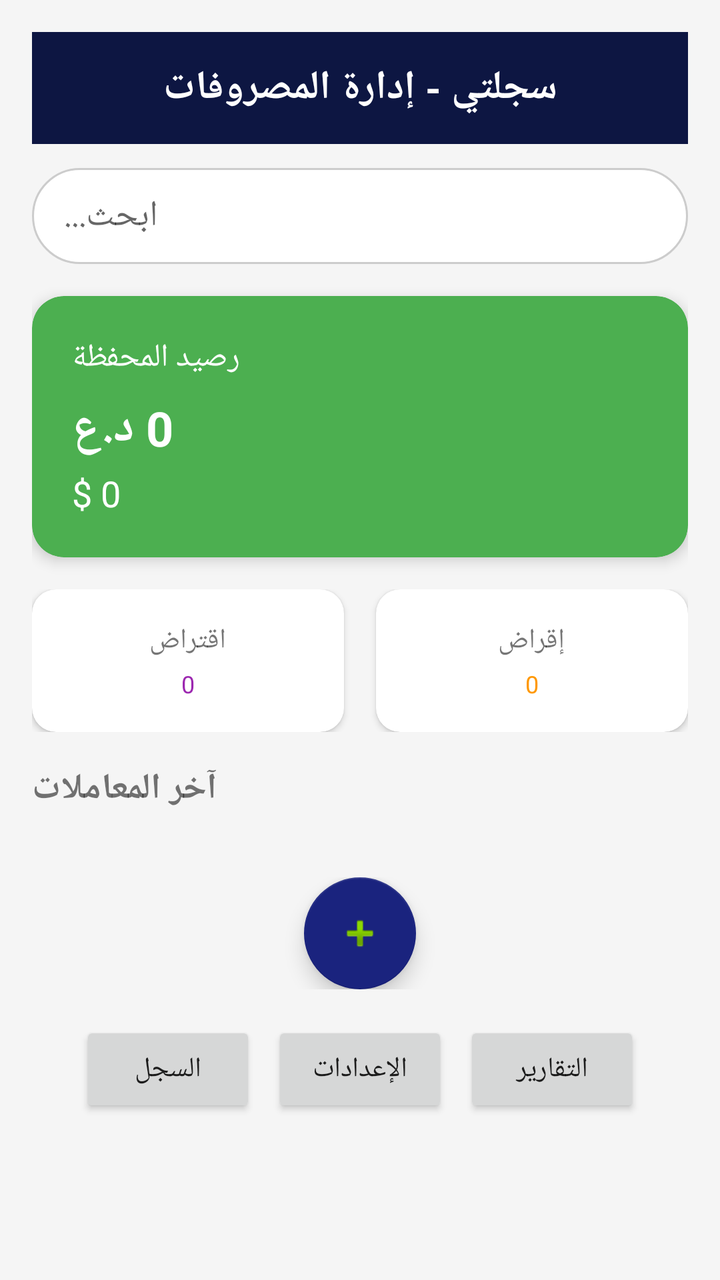
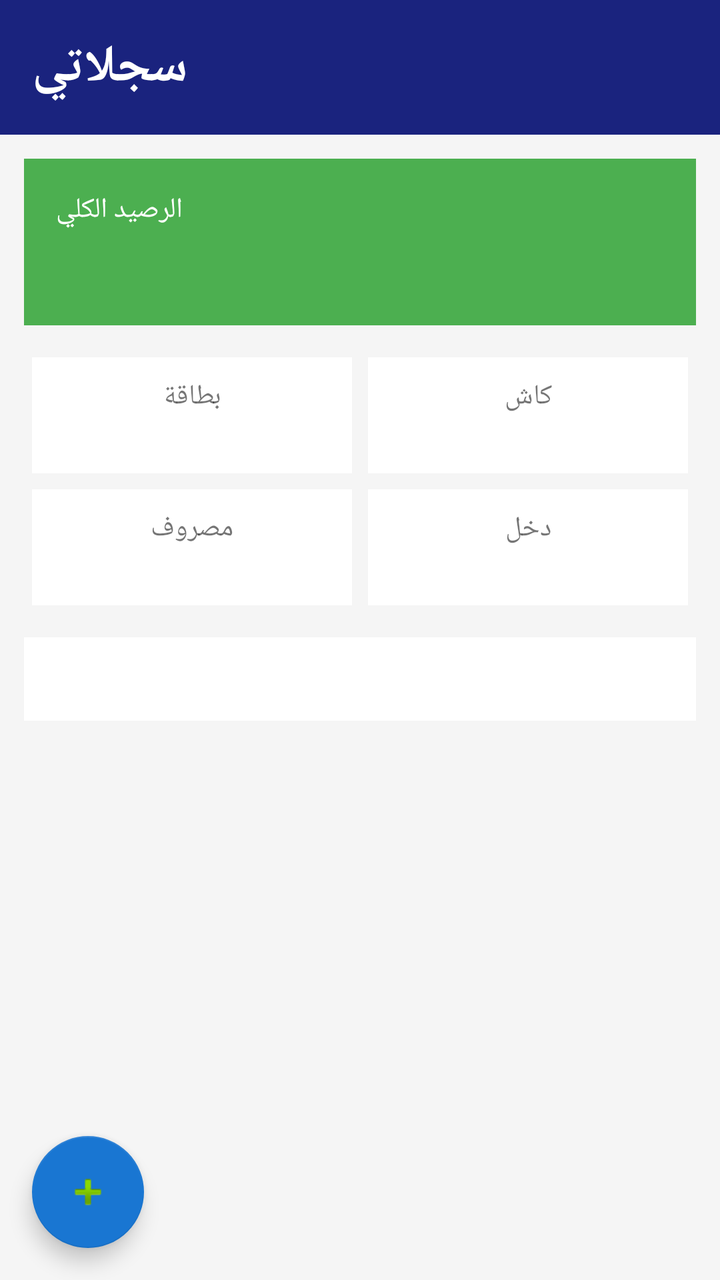

Screens rendered from an Android XML layout before and after an edit, with the pre-edit source and the edit as a unified diff.
<!-- AndroidManifest.xml: application theme Theme.Sijillati -->
<!-- res/layout/activity_main.xml -->
<?xml version="1.0" encoding="utf-8"?>
<ScrollView xmlns:android="http://schemas.android.com/apk/res/android"
    xmlns:app="http://schemas.android.com/apk/res-auto"
    android:layout_width="match_parent"
    android:layout_height="match_parent"
    android:fillViewport="true"
    android:background="@color/background">
    <LinearLayout android:layout_width="match_parent" android:layout_height="wrap_content" android:orientation="vertical" android:padding="16dp">
        <androidx.appcompat.widget.Toolbar android:layout_width="match_parent" android:layout_height="56dp" android:background="@color/primary_dark">
            <TextView android:layout_width="wrap_content" android:layout_height="wrap_content" android:layout_gravity="center" android:text="سجلتي - إدارة المصروفات" android:textColor="@color/white" android:textSize="20sp" android:textStyle="bold" />
        </androidx.appcompat.widget.Toolbar>
        <EditText android:id="@+id/etSearch" android:layout_width="match_parent" android:layout_height="48dp" android:layout_marginTop="12dp" android:background="@drawable/bg_search" android:hint="ابحث..." android:paddingHorizontal="16dp" android:textAlignment="viewEnd" />
        <androidx.cardview.widget.CardView android:layout_width="match_parent" android:layout_height="wrap_content" android:layout_marginTop="16dp" app:cardBackgroundColor="@color/green" app:cardCornerRadius="16dp" app:cardElevation="4dp">
            <LinearLayout android:layout_width="match_parent" android:layout_height="wrap_content" android:orientation="vertical" android:padding="20dp">
                <TextView android:layout_width="wrap_content" android:layout_height="wrap_content" android:layout_gravity="end" android:text="رصيد المحفظة" android:textColor="@color/white" android:textSize="16sp" />
                <TextView android:id="@+id/tvWalletIqd" android:layout_width="wrap_content" android:layout_height="wrap_content" android:layout_gravity="end" android:layout_marginTop="8dp" android:text="0 د.ع" android:textColor="@color/white" android:textSize="24sp" android:textStyle="bold" />
                <TextView android:id="@+id/tvWalletUsd" android:layout_width="wrap_content" android:layout_height="wrap_content" android:layout_gravity="end" android:layout_marginTop="4dp" android:text="0 $" android:textColor="@color/white" android:textSize="18sp" />
            </LinearLayout>
        </androidx.cardview.widget.CardView>
        <LinearLayout android:layout_width="match_parent" android:layout_height="wrap_content" android:layout_marginTop="16dp" android:orientation="horizontal">
            <androidx.cardview.widget.CardView android:layout_width="0dp" android:layout_height="wrap_content" android:layout_marginEnd="8dp" android:layout_weight="1" app:cardCornerRadius="12dp" app:cardElevation="2dp">
                <LinearLayout android:layout_width="match_parent" android:layout_height="wrap_content" android:orientation="vertical" android:padding="16dp">
                    <TextView android:layout_width="wrap_content" android:layout_height="wrap_content" android:layout_gravity="center" android:text="إقراض" android:textSize="14sp" />
                    <TextView android:id="@+id/tvLent" android:layout_width="wrap_content" android:layout_height="wrap_content" android:layout_gravity="center" android:layout_marginTop="4dp" android:text="0" android:textColor="@color/orange" android:textSize="12sp" />
                </LinearLayout>
            </androidx.cardview.widget.CardView>
            <androidx.cardview.widget.CardView android:layout_width="0dp" android:layout_height="wrap_content" android:layout_marginStart="8dp" android:layout_weight="1" app:cardCornerRadius="12dp" app:cardElevation="2dp">
                <LinearLayout android:layout_width="match_parent" android:layout_height="wrap_content" android:orientation="vertical" android:padding="16dp">
                    <TextView android:layout_width="wrap_content" android:layout_height="wrap_content" android:layout_gravity="center" android:text="اقتراض" android:textSize="14sp" />
                    <TextView android:id="@+id/tvBorrowed" android:layout_width="wrap_content" android:layout_height="wrap_content" android:layout_gravity="center" android:layout_marginTop="4dp" android:text="0" android:textColor="@color/purple" android:textSize="12sp" />
                </LinearLayout>
            </androidx.cardview.widget.CardView>
        </LinearLayout>
        <TextView android:layout_width="wrap_content" android:layout_height="wrap_content" android:layout_gravity="end" android:layout_marginTop="16dp" android:text="آخر المعاملات" android:textSize="18sp" android:textStyle="bold" />
        <androidx.recyclerview.widget.RecyclerView android:id="@+id/recyclerTransactions" android:layout_width="match_parent" android:layout_height="wrap_content" android:layout_marginTop="8dp" android:nestedScrollingEnabled="false" />
        <LinearLayout android:layout_width="match_parent" android:layout_height="wrap_content" android:layout_marginTop="24dp" android:gravity="center" android:orientation="horizontal">
            <com.google.android.material.floatingactionbutton.FloatingActionButton android:id="@+id/btnAdd" android:layout_width="wrap_content" android:layout_height="wrap_content" android:src="@android:drawable/ic_input_add" app:backgroundTint="@color/primary" />
        </LinearLayout>
        <LinearLayout android:layout_width="match_parent" android:layout_height="wrap_content" android:layout_marginTop="16dp" android:gravity="center" android:orientation="horizontal">
            <Button android:id="@+id/btnReports" android:layout_width="wrap_content" android:layout_height="wrap_content" android:text="التقارير" />
            <Button android:id="@+id/btnSettings" android:layout_width="wrap_content" android:layout_height="wrap_content" android:layout_marginStart="8dp" android:text="الإعدادات" />
            <Button android:id="@+id/btnLog" android:layout_width="wrap_content" android:layout_height="wrap_content" android:layout_marginStart="8dp" android:text="السجل" />
        </LinearLayout>
    </LinearLayout>
</ScrollView>
<!-- resources referenced by this layout -->
<resources>
  <color name="background">#F5F5F5</color>
  <color name="green">#4CAF50</color>
  <color name="orange">#FF9800</color>
  <color name="primary">#1A237E</color>
  <color name="primary_dark">#0D1642</color>
  <color name="purple">#9C27B0</color>
  <color name="white">#FFFFFF</color>
  <!-- drawable bg_search (drawable) -->
  <?xml version="1.0" encoding="utf-8"?>
  <shape xmlns:android="http://schemas.android.com/apk/res/android" android:shape="rectangle">
      <solid android:color="@color/white" />
      <corners android:radius="24dp" />
      <stroke android:width="1dp" android:color="#CCCCCC" />
  </shape>
  <style name="Theme.Sijillati" parent="Theme.AppCompat.DayNight.NoActionBar">
          <item name="colorPrimary">@color/primary</item>
          <item name="colorPrimaryDark">@color/primary_dark</item>
          <item name="colorAccent">@color/accent</item>
          <item name="android:windowBackground">@color/background</item>
          <item name="android:textDirection">rtl</item>
          <item name="android:layoutDirection">rtl</item>
      </style>
  <color name="accent">#1976D2</color>
</resources>

<!-- the commit's change to res/layout/activity_main.xml (unified diff, before → after) -->
@@ -1,45 +1,79 @@
 <?xml version="1.0" encoding="utf-8"?>
-<ScrollView xmlns:android="http://schemas.android.com/apk/res/android"
+<FrameLayout xmlns:android="http://schemas.android.com/apk/res/android"
     xmlns:app="http://schemas.android.com/apk/res-auto"
     android:layout_width="match_parent"
-    android:layout_height="match_parent"
-    android:fillViewport="true"
-    android:background="@color/background">
-    <LinearLayout android:layout_width="match_parent" android:layout_height="wrap_content" android:orientation="vertical" android:padding="16dp">
-        <androidx.appcompat.widget.Toolbar android:layout_width="match_parent" android:layout_height="56dp" android:background="@color/primary_dark">
-            <TextView android:layout_width="wrap_content" android:layout_height="wrap_content" android:layout_gravity="center" android:text="سجلتي - إدارة المصروفات" android:textColor="@color/white" android:textSize="20sp" android:textStyle="bold" />
-        </androidx.appcompat.widget.Toolbar>
-        <EditText android:id="@+id/etSearch" android:layout_width="match_parent" android:layout_height="48dp" android:layout_marginTop="12dp" android:background="@drawable/bg_search" android:hint="ابحث..." android:paddingHorizontal="16dp" android:textAlignment="viewEnd" />
-        <androidx.cardview.widget.CardView android:layout_width="match_parent" android:layout_height="wrap_content" android:layout_marginTop="16dp" app:cardBackgroundColor="@color/green" app:cardCornerRadius="16dp" app:cardElevation="4dp">
-            <LinearLayout android:layout_width="match_parent" android:layout_height="wrap_content" android:orientation="vertical" android:padding="20dp">
-                <TextView android:layout_width="wrap_content" android:layout_height="wrap_content" android:layout_gravity="end" android:text="رصيد المحفظة" android:textColor="@color/white" android:textSize="16sp" />
-                <TextView android:id="@+id/tvWalletIqd" android:layout_width="wrap_content" android:layout_height="wrap_content" android:layout_gravity="end" android:layout_marginTop="8dp" android:text="0 د.ع" android:textColor="@color/white" android:textSize="24sp" android:textStyle="bold" />
-                <TextView android:id="@+id/tvWalletUsd" android:layout_width="wrap_content" android:layout_height="wrap_content" android:layout_gravity="end" android:layout_marginTop="4dp" android:text="0 $" android:textColor="@color/white" android:textSize="18sp" />
+    android:layout_height="match_parent">
+
+    <LinearLayout
+        android:layout_width="match_parent"
+        android:layout_height="match_parent"
+        android:orientation="vertical"
+        android:background="#F5F5F5">
+
+        <LinearLayout
+            android:layout_width="match_parent"
+            android:layout_height="wrap_content"
+            android:background="#1A237E"
+            android:padding="16dp">
+            <TextView
+                android:layout_width="match_parent"
+                android:layout_height="wrap_content"
+                android:text="سجلاتي"
+                android:textColor="#FFFFFF"
+                android:textSize="26sp"
+                android:textStyle="bold"
+                android:gravity="end"/>
+        </LinearLayout>
+
+        <LinearLayout
+            android:layout_width="match_parent"
+            android:layout_height="wrap_content"
+            android:orientation="vertical"
+            android:background="#4CAF50"
+            android:padding="16dp"
+            android:layout_margin="12dp">
+            <TextView android:layout_width="match_parent" android:layout_height="wrap_content" android:text="الرصيد الكلي" android:textColor="#FFFFFF" android:gravity="end"/>
+            <TextView android:id="@+id/tvBalance" android:layout_width="match_parent" android:layout_height="wrap_content" android:textColor="#FFFFFF" android:textSize="24sp" android:textStyle="bold" android:gravity="end"/>
+        </LinearLayout>
+
+        <LinearLayout android:layout_width="match_parent" android:layout_height="wrap_content" android:orientation="horizontal" android:paddingHorizontal="12dp">
+            <LinearLayout android:layout_width="0dp" android:layout_height="wrap_content" android:layout_weight="1" android:orientation="vertical" android:background="#FFFFFF" android:padding="10dp" android:layout_margin="4dp">
+                <TextView android:layout_width="match_parent" android:layout_height="wrap_content" android:text="كاش" android:gravity="center"/>
+                <TextView android:id="@+id/tvCash" android:layout_width="match_parent" android:layout_height="wrap_content" android:gravity="center" android:textStyle="bold"/>
             </LinearLayout>
-        </androidx.cardview.widget.CardView>
-        <LinearLayout android:layout_width="match_parent" android:layout_height="wrap_content" android:layout_marginTop="16dp" android:orientation="horizontal">
-            <androidx.cardview.widget.CardView android:layout_width="0dp" android:layout_height="wrap_content" android:layout_marginEnd="8dp" android:layout_weight="1" app:cardCornerRadius="12dp" app:cardElevation="2dp">
-                <LinearLayout android:layout_width="match_parent" android:layout_height="wrap_content" android:orientation="vertical" android:padding="16dp">
-                    <TextView android:layout_width="wrap_content" android:layout_height="wrap_content" android:layout_gravity="center" android:text="إقراض" android:textSize="14sp" />
-                    <TextView android:id="@+id/tvLent" android:layout_width="wrap_content" android:layout_height="wrap_content" android:layout_gravity="center" android:layout_marginTop="4dp" android:text="0" android:textColor="@color/orange" android:textSize="12sp" />
-                </LinearLayout>
-            </androidx.cardview.widget.CardView>
-            <androidx.cardview.widget.CardView android:layout_width="0dp" android:layout_height="wrap_content" android:layout_marginStart="8dp" android:layout_weight="1" app:cardCornerRadius="12dp" app:cardElevation="2dp">
-                <LinearLayout android:layout_width="match_parent" android:layout_height="wrap_content" android:orientation="vertical" android:padding="16dp">
-                    <TextView android:layout_width="wrap_content" android:layout_height="wrap_content" android:layout_gravity="center" android:text="اقتراض" android:textSize="14sp" />
-                    <TextView android:id="@+id/tvBorrowed" android:layout_width="wrap_content" android:layout_height="wrap_content" android:layout_gravity="center" android:layout_marginTop="4dp" android:text="0" android:textColor="@color/purple" android:textSize="12sp" />
-                </LinearLayout>
-            </androidx.cardview.widget.CardView>
+            <LinearLayout android:layout_width="0dp" android:layout_height="wrap_content" android:layout_weight="1" android:orientation="vertical" android:background="#FFFFFF" android:padding="10dp" android:layout_margin="4dp">
+                <TextView android:layout_width="match_parent" android:layout_height="wrap_content" android:text="بطاقة" android:gravity="center"/>
+                <TextView android:id="@+id/tvCard" android:layout_width="match_parent" android:layout_height="wrap_content" android:gravity="center" android:textStyle="bold"/>
+            </LinearLayout>
         </LinearLayout>
-        <TextView android:layout_width="wrap_content" android:layout_height="wrap_content" android:layout_gravity="end" android:layout_marginTop="16dp" android:text="آخر المعاملات" android:textSize="18sp" android:textStyle="bold" />
-        <androidx.recyclerview.widget.RecyclerView android:id="@+id/recyclerTransactions" android:layout_width="match_parent" android:layout_height="wrap_content" android:layout_marginTop="8dp" android:nestedScrollingEnabled="false" />
-        <LinearLayout android:layout_width="match_parent" android:layout_height="wrap_content" android:layout_marginTop="24dp" android:gravity="center" android:orientation="horizontal">
-            <com.google.android.material.floatingactionbutton.FloatingActionButton android:id="@+id/btnAdd" android:layout_width="wrap_content" android:layout_height="wrap_content" android:src="@android:drawable/ic_input_add" app:backgroundTint="@color/primary" />
+
+        <LinearLayout android:layout_width="match_parent" android:layout_height="wrap_content" android:orientation="horizontal" android:paddingHorizontal="12dp">
+            <LinearLayout android:layout_width="0dp" android:layout_height="wrap_content" android:layout_weight="1" android:orientation="vertical" android:background="#FFFFFF" android:padding="10dp" android:layout_margin="4dp">
+                <TextView android:layout_width="match_parent" android:layout_height="wrap_content" android:text="دخل" android:gravity="center"/>
+                <TextView android:id="@+id/tvIncome" android:layout_width="match_parent" android:layout_height="wrap_content" android:gravity="center" android:textStyle="bold" android:textColor="#2E7D32"/>
+            </LinearLayout>
+            <LinearLayout android:layout_width="0dp" android:layout_height="wrap_content" android:layout_weight="1" android:orientation="vertical" android:background="#FFFFFF" android:padding="10dp" android:layout_margin="4dp">
+                <TextView android:layout_width="match_parent" android:layout_height="wrap_content" android:text="مصروف" android:gravity="center"/>
+                <TextView android:id="@+id/tvExpense" android:layout_width="match_parent" android:layout_height="wrap_content" android:gravity="center" android:textStyle="bold" android:textColor="#D32F2F"/>
+            </LinearLayout>
         </LinearLayout>
-        <LinearLayout android:layout_width="match_parent" android:layout_height="wrap_content" android:layout_marginTop="16dp" android:gravity="center" android:orientation="horizontal">
-            <Button android:id="@+id/btnReports" android:layout_width="wrap_content" android:layout_height="wrap_content" android:text="التقارير" />
-            <Button android:id="@+id/btnSettings" android:layout_width="wrap_content" android:layout_height="wrap_content" android:layout_marginStart="8dp" android:text="الإعدادات" />
-            <Button android:id="@+id/btnLog" android:layout_width="wrap_content" android:layout_height="wrap_content" android:layout_marginStart="8dp" android:text="السجل" />
-        </LinearLayout>
+
+        <TextView android:id="@+id/tvNetDebt" android:layout_width="match_parent" android:layout_height="wrap_content" android:gravity="center" android:textStyle="bold" android:textSize="16sp" android:padding="10dp" android:layout_margin="12dp" android:background="#FFFFFF"/>
+
+        <androidx.recyclerview.widget.RecyclerView
+            android:id="@+id/recyclerView"
+            android:layout_width="match_parent"
+            android:layout_height="0dp"
+            android:layout_weight="1"
+            android:paddingHorizontal="12dp"/>
     </LinearLayout>
-</ScrollView>
+
+    <com.google.android.material.floatingactionbutton.FloatingActionButton
+        android:id="@+id/fabAdd"
+        android:layout_width="wrap_content"
+        android:layout_height="wrap_content"
+        android:layout_gravity="bottom|end"
+        android:layout_margin="16dp"
+        android:src="@android:drawable/ic_input_add"
+        app:backgroundTint="#1976D2"/>
+</FrameLayout>
<!-- resource entries referenced after the edit -->
@@ -1,19 +1,8 @@
 <!-- resources referenced by this layout -->
 <resources>
   <color name="background">#F5F5F5</color>
-  <color name="green">#4CAF50</color>
-  <color name="orange">#FF9800</color>
   <color name="primary">#1A237E</color>
   <color name="primary_dark">#0D1642</color>
-  <color name="purple">#9C27B0</color>
-  <color name="white">#FFFFFF</color>
-  <!-- drawable bg_search (drawable) -->
-  <?xml version="1.0" encoding="utf-8"?>
-  <shape xmlns:android="http://schemas.android.com/apk/res/android" android:shape="rectangle">
-      <solid android:color="@color/white" />
-      <corners android:radius="24dp" />
-      <stroke android:width="1dp" android:color="#CCCCCC" />
-  </shape>
   <style name="Theme.Sijillati" parent="Theme.AppCompat.DayNight.NoActionBar">
           <item name="colorPrimary">@color/primary</item>
           <item name="colorPrimaryDark">@color/primary_dark</item>
